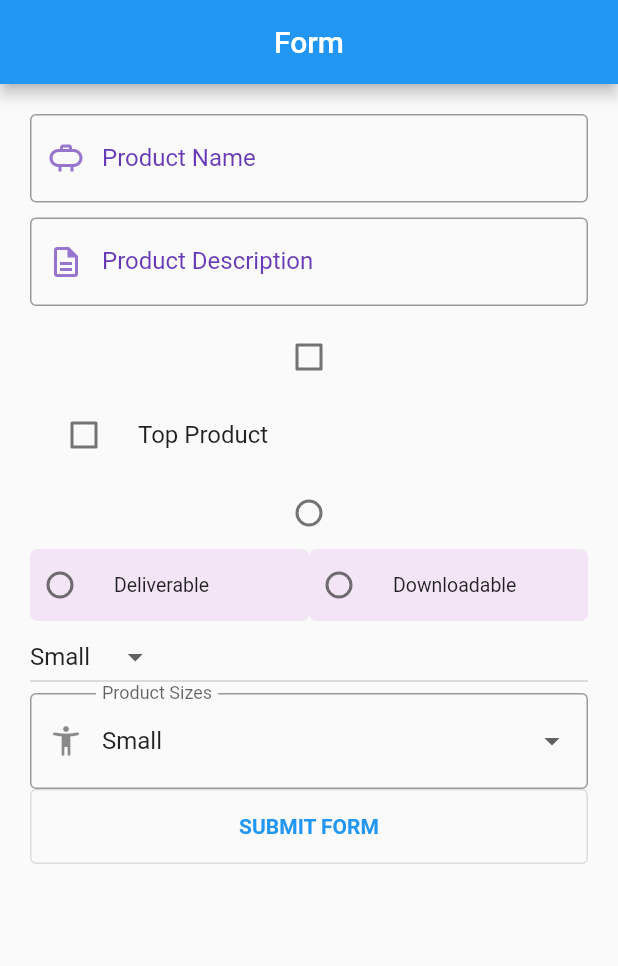
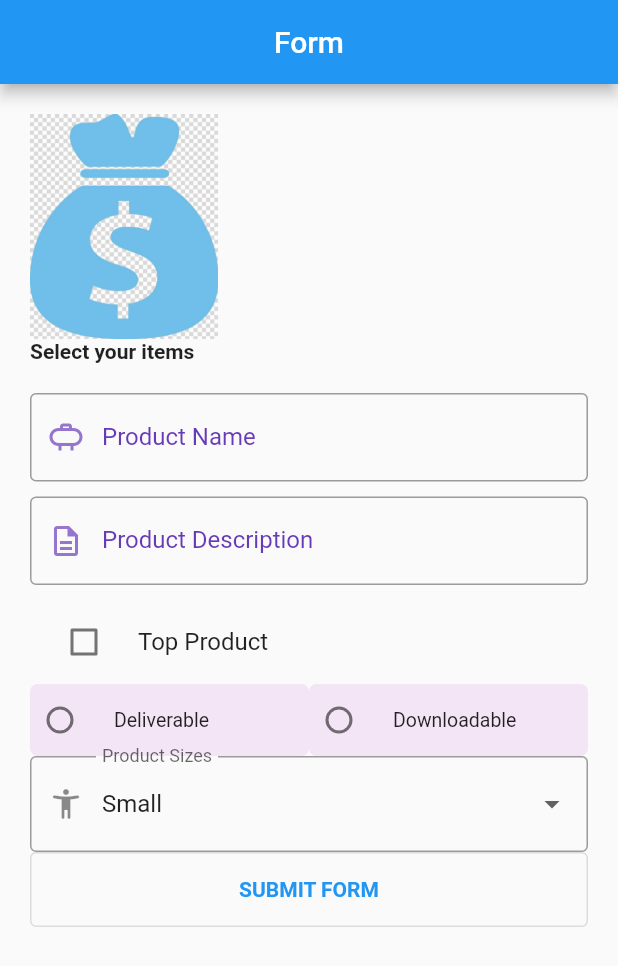
Before and after one commit to shinmantis/CodingWithT, a Flutter app: the screen it shows after launch, on a phone screen of 412 x 824 dp. Shown: the top 966 px of the screen. Run offline on Flutter 3.47's test engine with Material 2 defaults, Android fonts, the phone set to English and light mode, and no system bars; our stand-ins replace font_awesome_flutter; missing offline and left inert: dart:ffi, sodium.

Commit message:
Coding with T, Section 3.7 Forms - New Submit Button Flutter Class

```diff
--- a/lib/screens/FormNav.dart
+++ b/lib/screens/FormNav.dart
@@ -1,7 +1,9 @@
 import 'package:first_flutter_app/screens/DetailsNav.dart';
 import 'package:first_flutter_app/screens/my_radio_button.dart';
 import 'package:first_flutter_app/widgets/mytextformfield.dart';
+import 'package:first_flutter_app/screens/MySubmitButton.dart';
 import 'package:flutter/material.dart';
+import 'package:sodium/sodium.dart';
 //import 'package:sodium/sodium.ffi.dart';
 //import 'package:sodium/sodium_sumo.dart';
 //import 'package:sodium_libs/sodium_libs.dart';
@@ -15,19 +17,35 @@ class MyForm extends StatefulWidget {
 }
 
 class _MyFormState extends State<MyForm> {
-  String _productName = "Add product details in the form below";
+
+  //Class Variables
   final _productController = TextEditingController();
   final _productDesController = TextEditingController();
+  final _productSizesList = ["Small", "Medium", "Large", "XLarge"];
+
+
+  //FormState is related to the internal form from flutter not with
+  //the classes that were created (like above)
+  final _formKey = GlobalKey<FormState>();
+
+
+
   bool? _checkBox = false;
   bool? _checkBoxList = false;
+  bool? _topProduct = false;
+  String _productName = "Add product details in the form below";
+
+
+
+
   ProductTypeEnum? _productTypeEnum;
 
-  final _productSizesList = ["Small", "Medium", "Large", "XLarge"];
-  String? _selectedVal = ""; //initial value in the list
 
+  String? _dropdownSelectedValue = ""; //initial value in the list
 
+  //Initializing Functions
   _MyFormState(){
-    _selectedVal = _productSizesList[0]; //Sets the initial value of the list
+    _dropdownSelectedValue = _productSizesList[0]; //Sets the initial value of the list
   }
 
   //Clean up the controller so we don't end up with memory leaks
@@ -51,8 +69,16 @@ class _MyFormState extends State<MyForm> {
         padding: EdgeInsets.all(20.00),
         child: ListView(
           children: [
+            const Image(image: AssetImage('images/moneybag.jpg'),height: 150,  alignment: Alignment(-1, 0)), //https://api.flutter.dev/flutter/widgets/Image/alignment.html
+            const Text("Select your items", style: TextStyle(fontWeight: FontWeight.bold),),
+            const SizedBox(height: 20.00,),
+
+            Form(
+                key:_formKey,
+                child: Column(
+              children: [
             MyTextFormField(
-              myController: _productController,
+            myController: _productController,
               fieldName: "Product Name",
               myPrefixIcon: Icons.propane_outlined,
               myPrefixIconColor: Colors.deepPurple.shade300,
@@ -69,22 +95,7 @@ class _MyFormState extends State<MyForm> {
 
             SizedBox(height: 10.0),
 
-            //Two Types of Checkboxes (3.4)
-
-            //1.  CheckBox
-            Checkbox(
-                tristate: true,
-                //True, False, Null
-                checkColor: Colors.green,
-                activeColor: Colors.white,
-                value: _checkBox,
-                onChanged: (val) {
-                  setState(() {
-                    _checkBox = val;
-                  });
-                }),
-
-            //2.  CheckBoxListTile
+            //1.  CheckBoxListTile
             CheckboxListTile(
               title: Text("Top Product"),
               value: _checkBoxList,
@@ -97,22 +108,6 @@ class _MyFormState extends State<MyForm> {
               controlAffinity: ListTileControlAffinity.leading,
             ),
 
-            //Two Types of Radio Buttons (3.5)
-            //Value, the static value of the particular radio button
-            //Group Value, the currently selected value, when the value = groupValue
-            //That radio button will be displayed as selected
-
-            //1. RadioButton (Group)
-            //The Object Type isn't necessary AFAIK for this version of flutter
-
-            Radio<ProductTypeEnum>(
-                value: ProductTypeEnum.Deliverable,
-                groupValue: _productTypeEnum,
-                onChanged: (val) {
-                  setState(() {
-                    _productTypeEnum = val;
-                  });
-                }),
 
             //2. Radio List Tile
             Row(
@@ -138,27 +133,9 @@ class _MyFormState extends State<MyForm> {
               ],
             ),
 
-            //Dropdown Button (3.6)
-
-            //1. Regular Drop down
-            DropdownButton(
-              value: _selectedVal,
-              items: _productSizesList
-                  .map((eachItem) => DropdownMenuItem(
-                        child: Text(eachItem),
-                        value: eachItem,
-                      ))
-                  .toList(),
-              onChanged: (val) {
-                setState(() {
-                  _selectedVal = val as String; //or just val
-                });
-              },
-            ),
-
-            //2. Form Field Drop down
+            //3 Dropdown Button
             DropdownButtonFormField(
-              value: _selectedVal,
+              value: _dropdownSelectedValue,
               decoration: InputDecoration(
                 labelText: "Product Sizes",
                 prefixIcon: Icon(Icons.accessibility_new_rounded),
@@ -172,12 +149,16 @@ class _MyFormState extends State<MyForm> {
                   .toList(),
               onChanged: (val) {
                 setState(() {
-                  _selectedVal = val as String; //or just val
+                  _dropdownSelectedValue = val as String; //or just val
                 });
               },),
 
+              ],
+            )),
 
-            myBtn(context),
+
+            //myBtn(context), //<--Uses the local function
+            MySubmitButton(context: context, productController: _productController, productDesController: _productDesController)
           ],
         ),
       ),
--- /dev/null
+++ b/lib/screens/MySubmitButton.dart
@@ -0,0 +1,48 @@
+import 'package:flutter/material.dart';
+import 'package:first_flutter_app/screens/DetailsNav.dart';
+
+class MySubmitButton extends StatelessWidget {
+  final BuildContext context;
+  final TextEditingController _productController;
+  final TextEditingController _productDesController;
+
+  //constructor
+  const MySubmitButton({
+    Key? key,
+    required this.context,
+    required TextEditingController productController,
+    required TextEditingController productDesController,
+  }) : _productController = productController,
+        _productDesController = productDesController;
+
+  /***
+   * According to bard it is better to pass the controller to the
+   * class widget so it can see any changes made to the text field.
+   * This is more efficient than passing controller values/text as arguments.
+   */
+
+
+
+  @override
+  Widget build(BuildContext context) {
+    return OutlinedButton(
+      style: OutlinedButton.styleFrom(
+        minimumSize: const Size(200, 50),
+      ),
+      child: Text("Submit Form".toUpperCase(),
+          style: const TextStyle(fontWeight: FontWeight.bold)),
+      onPressed: () {
+        //Navigator works like "Intent" in android for moving between activities/screens
+        ////Pushes a new screen on top of the existing screen
+        Navigator.push(
+          context, //Move from the context of the current class to the new class
+          MaterialPageRoute(
+            builder: (context) {
+              return DetailsNav(productName: _productController.text);
+            },
+          ),
+        );
+      },
+    );
+  }
+}
--- a/lib/widgets/mytextformfield.dart
+++ b/lib/widgets/mytextformfield.dart
@@ -17,6 +17,15 @@ class MyTextFormField extends StatelessWidget {
   @override
   Widget build(BuildContext context) {
     return TextFormField(
+      validator: (valueEntered){
+        if (valueEntered == null || valueEntered.isEmpty)
+          {
+            return "please enter some text";
+          }
+
+        else null;
+      }
+      ,
       controller: myController,
       decoration: InputDecoration(
         labelText: fieldName,
--- a/pubspec.yaml
+++ b/pubspec.yaml
@@ -64,6 +64,7 @@ flutter:
   assets:
      - images/metroid.png
      - images/card-1.jpg
+     - images/moneybag.jpg
   #   - images/a_dot_ham.jpeg
 
   # An image asset can refer to one or more resolution-specific "variants", see
```
Also changed, not shown: images/moneybag.jpg (added).
